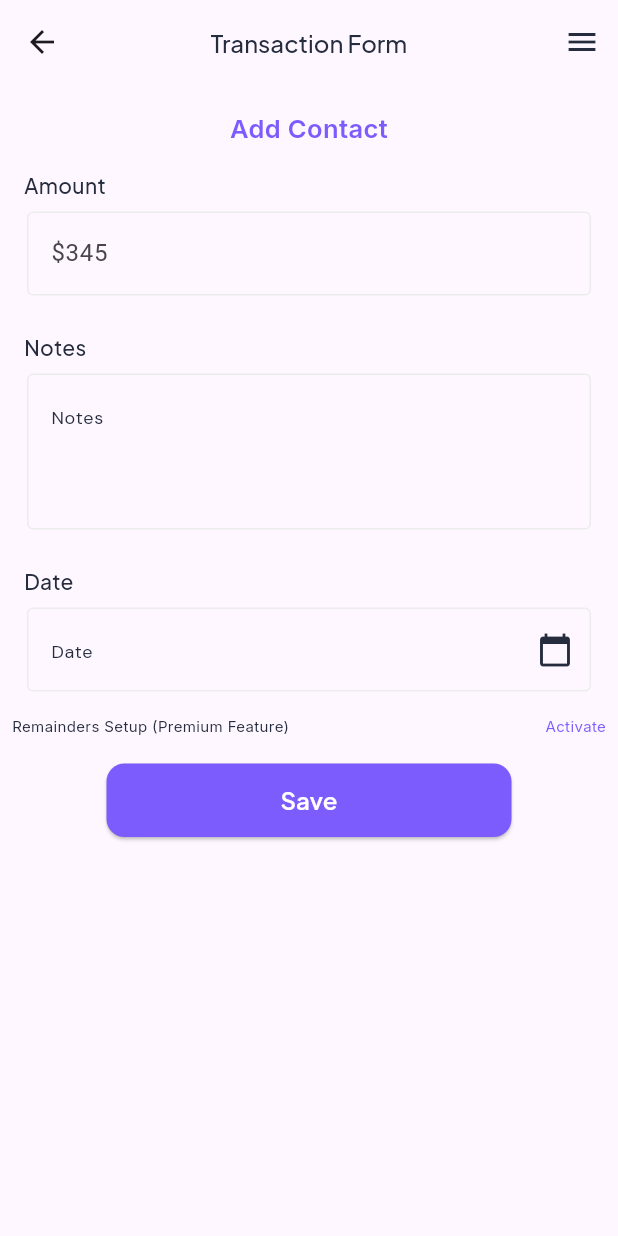
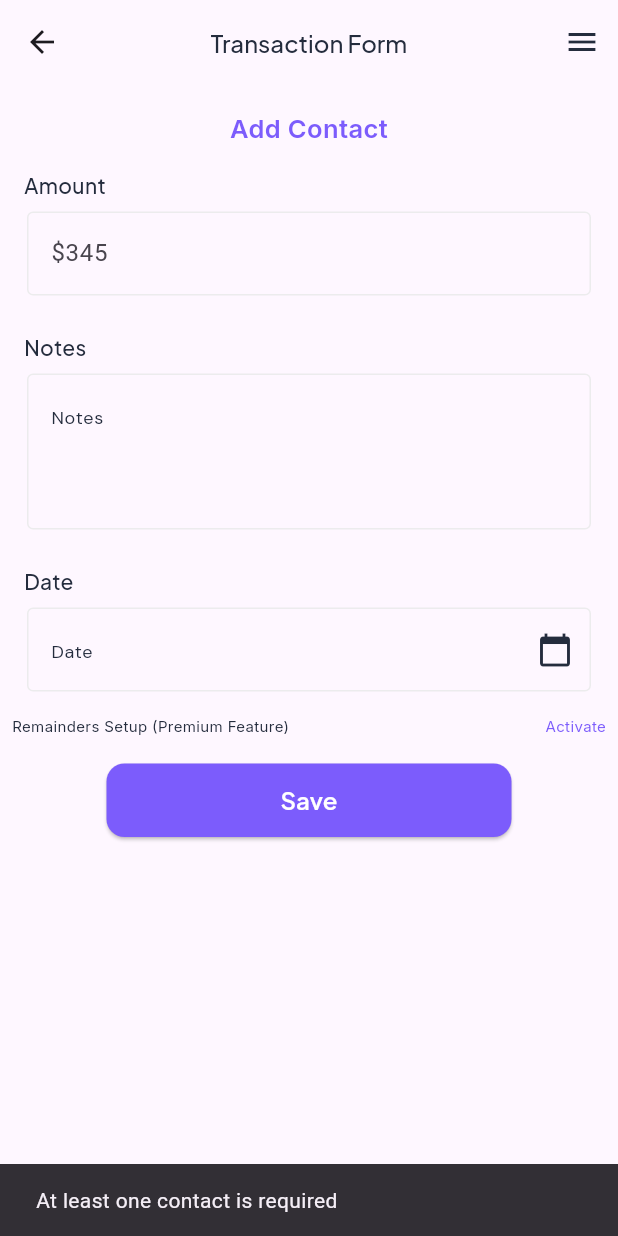
Before and after one commit to fwdAndroid/oweflow, a Flutter app: the OfflineTransactionForm screen opened directly, after a tap on "Save", on a phone screen of 412 x 824 dp. Run offline on Flutter 3.47's test engine with Material 3 defaults, Android fonts, the phone set to English and light mode, and no system bars; our stand-ins replace cloud_firestore, firebase_auth, firebase_core, google_fonts, sqflite, syncfusion_flutter_calendar; accounts and stored records are empty.

Commit message:
add transaction

```diff
--- a/lib/offline_mode/offline_transaction_form/offline_transaction_form.dart
+++ b/lib/offline_mode/offline_transaction_form/offline_transaction_form.dart
@@ -1,6 +1,7 @@
 import 'package:flutter/material.dart';
 import 'package:google_fonts/google_fonts.dart';
 import 'package:intl/intl.dart';
+import 'package:oweflow/localdatabase/local_db.dart';
 import 'package:oweflow/offline_mode/featuers/offline_pre_features.dart';
 import 'package:oweflow/offline_mode/offline_contact/offline_add_contact.dart';
 import 'package:oweflow/utils/buttons.dart';
@@ -18,7 +19,24 @@ class _OfflineTransactionFormState extends State<OfflineTransactionForm> {
   TextEditingController _notesController = TextEditingController();
   TextEditingController _dateController = TextEditingController();
   bool _isLoading = false;
-  List<String> selectedContacts = [];
+  List<Map<String, dynamic>> contacts = [];
+  List<Map<String, dynamic>> selectedContacts = [];
+
+  @override
+  void initState() {
+    super.initState();
+    _fetchContacts();
+  }
+
+  Future<void> _fetchContacts() async {
+    DatabaseMethod dbMethod = DatabaseMethod();
+    List<Map<String, dynamic>> fetchedContacts =
+        await dbMethod.getAllContacts();
+    setState(() {
+      contacts = fetchedContacts;
+    });
+  }
+
   @override
   Widget build(BuildContext context) {
     return Scaffold(
@@ -56,57 +74,7 @@ class _OfflineTransactionFormState extends State<OfflineTransactionForm> {
             ),
             InkWell(
               onTap: () {
-                  showDialog<void>(
-                    context: context,
-                    barrierDismissible: false, // user must tap button!
-                    builder: (BuildContext context) {
-                      return AlertDialog(
-                        title: Text('Select Contacts'),
-                        content: StatefulBuilder(builder:
-                            (BuildContext context, StateSetter setState) {
-                          return Column(
-                            children: [
-                              // for (String contact in contacts)
-                              //   CheckboxListTile(
-                              //     title: Text(contact),
-                              //     value: selectedContacts.contains(contact),
-                              //     onChanged: (bool? value) {
-                              //       setState(() {
-                              //         if (value!) {
-                              //           selectedContacts.add(contact);
-                              //         } else {
-                              //           selectedContacts.remove(contact);
-                              //         }
-                              //       });
-                              //     },
-                              //   ),
-                            ],
-                          );
-                        }),
-                        actions: [
-                          TextButton(
-                            onPressed: () {
-                              Navigator.push(
-                                  context,
-                                  MaterialPageRoute(
-                                      builder: (builder) =>
-                                          AddContactOffline()));
-                            },
-                            child: Text('Add New Contact'),
-                          ),
-                          TextButton(
-                            onPressed: () {
-                              // Do something with selectedContacts
-                              // For now, just print them
-                              print('Selected Contacts: $selectedContacts');
-                              Navigator.pop(context);
-                            },
-                            child: Text('OK'),
-                          ),
-                        ],
-                      );
-                    },
-                  );
+                _showContactDialog();
               },
               child: Text(
                 'Add Contact',
@@ -119,8 +87,8 @@ class _OfflineTransactionFormState extends State<OfflineTransactionForm> {
                 ),
               ),
             ),
-              for (String contact in selectedContacts)
-                Text(contact,
+            for (var contact in selectedContacts)
+              Text(contact['name'],
                   style: TextStyle(fontSize: 16, color: colorwhite)),
             Padding(
               padding: const EdgeInsets.only(top: 16.0, left: 16),
@@ -129,9 +97,7 @@ class _OfflineTransactionFormState extends State<OfflineTransactionForm> {
                 child: Text(
                   'Amount',
                   style: GoogleFonts.plusJakartaSans(
-                        color: black,
-                        fontWeight: FontWeight.w500,
-                        fontSize: 14),
+                      color: black, fontWeight: FontWeight.w500, fontSize: 14),
                 ),
               ),
             ),
@@ -164,9 +130,7 @@ class _OfflineTransactionFormState extends State<OfflineTransactionForm> {
                 child: Text(
                   'Notes',
                   style: GoogleFonts.plusJakartaSans(
-                        color: black,
-                        fontWeight: FontWeight.w500,
-                        fontSize: 14),
+                      color: black, fontWeight: FontWeight.w500, fontSize: 14),
                 ),
               ),
             ),
@@ -187,8 +151,7 @@ class _OfflineTransactionFormState extends State<OfflineTransactionForm> {
                     border: OutlineInputBorder(
                         borderSide: BorderSide(color: borderColor)),
                     hintText: "Notes",
-                      hintStyle:
-                          GoogleFonts.dmSans(color: black, fontSize: 12)),
+                    hintStyle: GoogleFonts.dmSans(color: black, fontSize: 12)),
               ),
             ),
             Padding(
@@ -198,9 +161,7 @@ class _OfflineTransactionFormState extends State<OfflineTransactionForm> {
                 child: Text(
                   'Date',
                   style: GoogleFonts.plusJakartaSans(
-                        color: black,
-                        fontWeight: FontWeight.w500,
-                        fontSize: 14),
+                      color: black, fontWeight: FontWeight.w500, fontSize: 14),
                 ),
               ),
             ),
@@ -227,8 +188,7 @@ class _OfflineTransactionFormState extends State<OfflineTransactionForm> {
                     border: OutlineInputBorder(
                         borderSide: BorderSide(color: borderColor)),
                     hintText: "Date",
-                      hintStyle:
-                          GoogleFonts.dmSans(color: black, fontSize: 12)),
+                    hintStyle: GoogleFonts.dmSans(color: black, fontSize: 12)),
               ),
             ),
             Padding(
@@ -267,82 +227,118 @@ class _OfflineTransactionFormState extends State<OfflineTransactionForm> {
                 : SaveButton(
                     title: "Save",
                     onTap: () async {
-                        // var uuid = Uuid().v4();
-                        // if (selectedContacts.isEmpty) {
-                        //   ScaffoldMessenger.of(context).showSnackBar(
-                        //       SnackBar(content: Text("Contact is Required")));
-                        // } else if (_amountController.text.isEmpty) {
-                        //   ScaffoldMessenger.of(context).showSnackBar(
-                        //       SnackBar(content: Text("Amount is Required")));
-                        // } else if (_notesController.text.isEmpty) {
-                        //   ScaffoldMessenger.of(context).showSnackBar(
-                        //       SnackBar(content: Text("Notes is Required")));
-                        // } else if (_dateController.text.isEmpty) {
-                        //   ScaffoldMessenger.of(context).showSnackBar(
-                        //       SnackBar(content: Text("Date is Required")));
-                        // } else {
-                        //   setState(() {
-                        //     _isLoading = true;
-                        //   });
-                        //   await FirebaseFirestore.instance
-                        //       .collection("debitTransaction")
-                        //       .doc(uuid)
-                        //       .set({
-                        //     "userID": FirebaseAuth.instance.currentUser!.uid,
-                        //     "uuid": uuid,
-                        //     "contact": selectedContacts,
-                        //     "amount": int.parse(_amountController.text),
-                        //     "date": _dateController.text.trim(),
-                        //     "notes": _notesController.text,
-                        //     "status": "open"
-                        //   });
-                        //   setState(() {
-                        //     _isLoading = false;
-                        //   });
-                        //   Navigator.push(
-                        //       context,
-                        //       MaterialPageRoute(
-                        //           builder: (builder) => MainDashboard()));
-                        //   ScaffoldMessenger.of(context).showSnackBar(
-                        //       SnackBar(content: Text("Debit is Created")));
-                        // }
-                        ;
+                      if (selectedContacts.isEmpty) {
+                        ScaffoldMessenger.of(context).showSnackBar(SnackBar(
+                            content: Text("At least one contact is required")));
+                        return;
+                      } else if (_amountController.text.isEmpty) {
+                        ScaffoldMessenger.of(context).showSnackBar(
+                            SnackBar(content: Text("Amount is required")));
+                        return;
+                      } else if (_notesController.text.isEmpty) {
+                        ScaffoldMessenger.of(context).showSnackBar(
+                            SnackBar(content: Text("Notes are required")));
+                        return;
+                      } else if (_dateController.text.isEmpty) {
+                        ScaffoldMessenger.of(context).showSnackBar(
+                            SnackBar(content: Text("Date is required")));
+                        return;
+                      } else {
+                        setState(() {
+                          _isLoading = true;
+                        });
+
+                        DatabaseMethod dbMethod = DatabaseMethod();
+                        for (var contact in selectedContacts) {
+                          await dbMethod.inserttransactionsform({
+                            'amount': int.parse(_amountController.text),
+                            'notes': _notesController.text,
+                            'date': _dateController.text.trim(),
+                            'contact_id': contact['id'],
+                            'contact_name': contact['name'],
+                          });
+                        }
+
+                        setState(() {
+                          _isLoading = false;
+                        });
+
+                        Navigator.pop(context);
+                        ScaffoldMessenger.of(context).showSnackBar(
+                            SnackBar(content: Text("Transaction Saved")));
+                      }
                     })
           ],
         ),
-        ));
+      ),
+    );
   }
 
-//Functions
-  void _selectDate() async {
-    DateTime? pickedDate = await showDatePicker(
+  Future<void> _selectDate() async {
+    DateTime? selectedDate = await showDatePicker(
       context: context,
       initialDate: DateTime.now(),
       firstDate: DateTime(2000),
       lastDate: DateTime(2101),
     );
 
-    if (pickedDate != null && pickedDate != DateTime.now()) {
-      // Update the text field with the selected date
+    if (selectedDate != null) {
       setState(() {
-        _dateController.text = DateFormat('yyyy-MM-dd').format(pickedDate);
+        _dateController.text = DateFormat('yyyy-MM-dd').format(selectedDate);
       });
     }
   }
 
-  // Future<List<String>> fetchContacts() async {
-  //   // Replace 'your_collection_name' with the actual name of your Firestore collection
-  //   QuerySnapshot querySnapshot =
-  //       await FirebaseFirestore.instance.collection('contacts').get();
-
-  //   List<String> contacts = [];
-
-  //   querySnapshot.docs.forEach((doc) {
-  //     // Assuming each document in the collection has a field with the contact name
-  //     String contactName = doc['name'];
-  //     contacts.add(contactName);
-  //   });
-
-  //   return contacts;
-  // }
+  void _showContactDialog() {
+    showDialog<void>(
+      context: context,
+      barrierDismissible: false, // user must tap button!
+      builder: (BuildContext context) {
+        return AlertDialog(
+          title: Text('Select Contacts'),
+          content: StatefulBuilder(
+            builder: (BuildContext context, StateSetter setState) {
+              return SingleChildScrollView(
+                child: Column(
+                  children: [
+                    for (var contact in contacts)
+                      CheckboxListTile(
+                        title: Text(contact['name']),
+                        value: selectedContacts.contains(contact),
+                        onChanged: (bool? value) {
+                          setState(() {
+                            if (value!) {
+                              selectedContacts.add(contact);
+                            } else {
+                              selectedContacts.remove(contact);
                             }
+                          });
+                        },
+                      ),
+                  ],
+                ),
+              );
+            },
+          ),
+          actions: [
+            TextButton(
+              onPressed: () {
+                Navigator.push(
+                    context,
+                    MaterialPageRoute(
+                        builder: (builder) => AddContactOffline()));
+              },
+              child: Text('Add New Contact'),
+            ),
+            TextButton(
+              onPressed: () {
+                Navigator.pop(context);
+              },
+              child: Text('OK'),
+            ),
+          ],
+        );
+      },
+    );
+  }
+}
```
Also changed, not shown: lib/localdatabase/local_db.dart (+12 -6 lines). Lines whose indentation alone changed are shown as unchanged.
